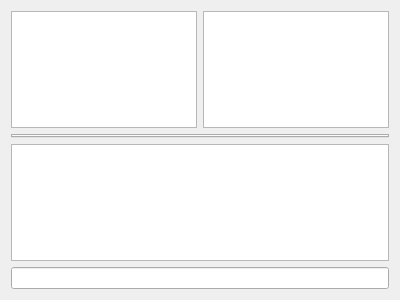
Before: the Qt Designer form gamelayout.ui in rrfvtgb/Card, drawn with Qt 5.
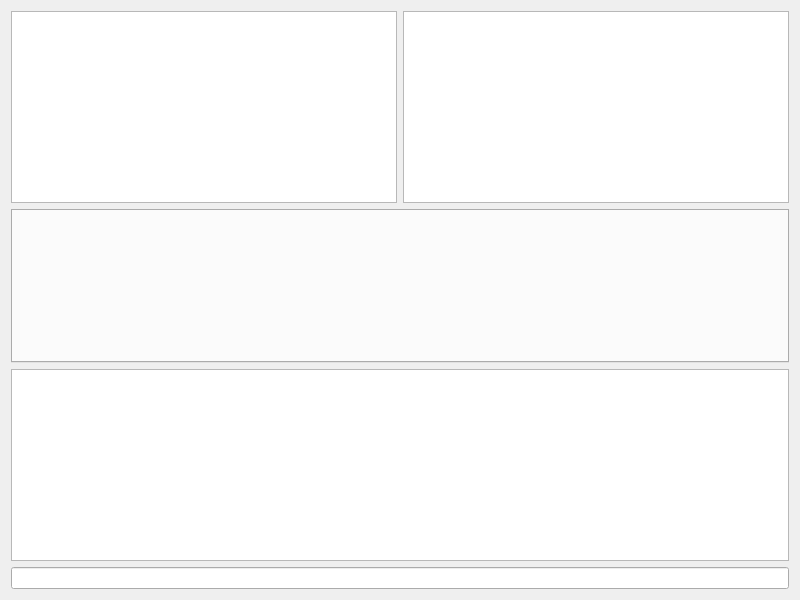
After: the same form once the commit is applied.

```diff
--- a/gamelayout.ui
+++ b/gamelayout.ui
@@ -6,8 +6,8 @@
    <rect>
     <x>0</x>
     <y>0</y>
-    <width>400</width>
-    <height>300</height>
+    <width>800</width>
+    <height>600</height>
    </rect>
   </property>
   <property name="windowTitle">
```
